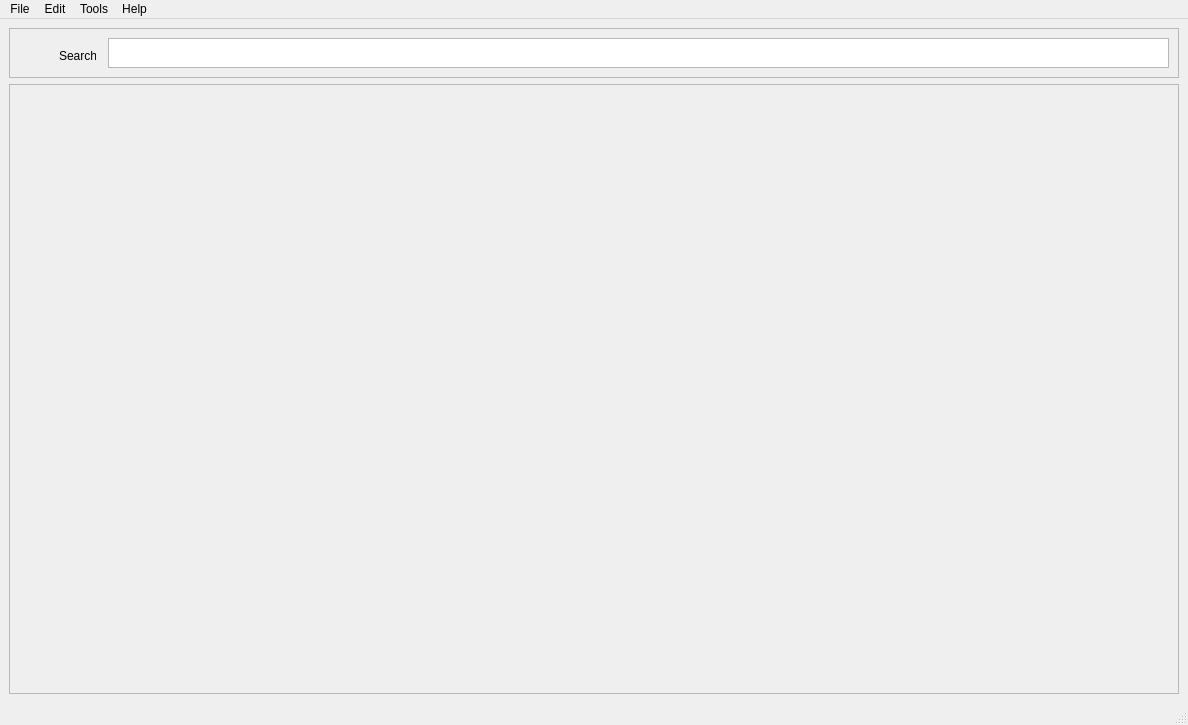
juliendz/noteslot, file src/notesapp/ui/mainwindow.ui: the form before one commit.
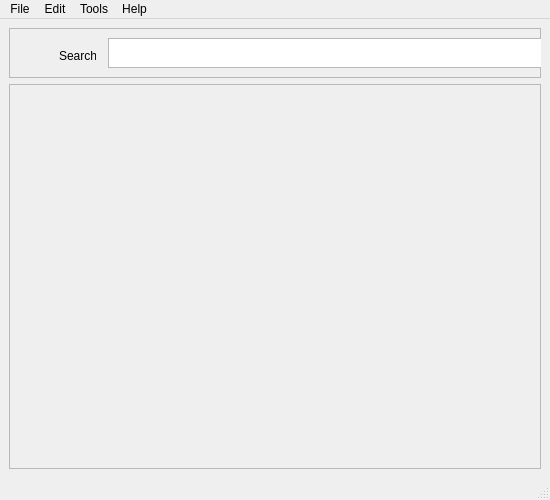
The form after the commit. Icons and pictures are not drawn.

Diff of the .ui file:
```diff
--- a/src/notesapp/ui/mainwindow.ui
+++ b/src/notesapp/ui/mainwindow.ui
@@ -6,8 +6,8 @@
    <rect>
     <x>0</x>
     <y>0</y>
-    <width>1188</width>
-    <height>725</height>
+    <width>550</width>
+    <height>500</height>
    </rect>
   </property>
   <property name="windowTitle">
@@ -108,7 +108,7 @@
     <rect>
      <x>0</x>
      <y>0</y>
-     <width>1188</width>
+     <width>550</width>
      <height>22</height>
     </rect>
    </property>
```
